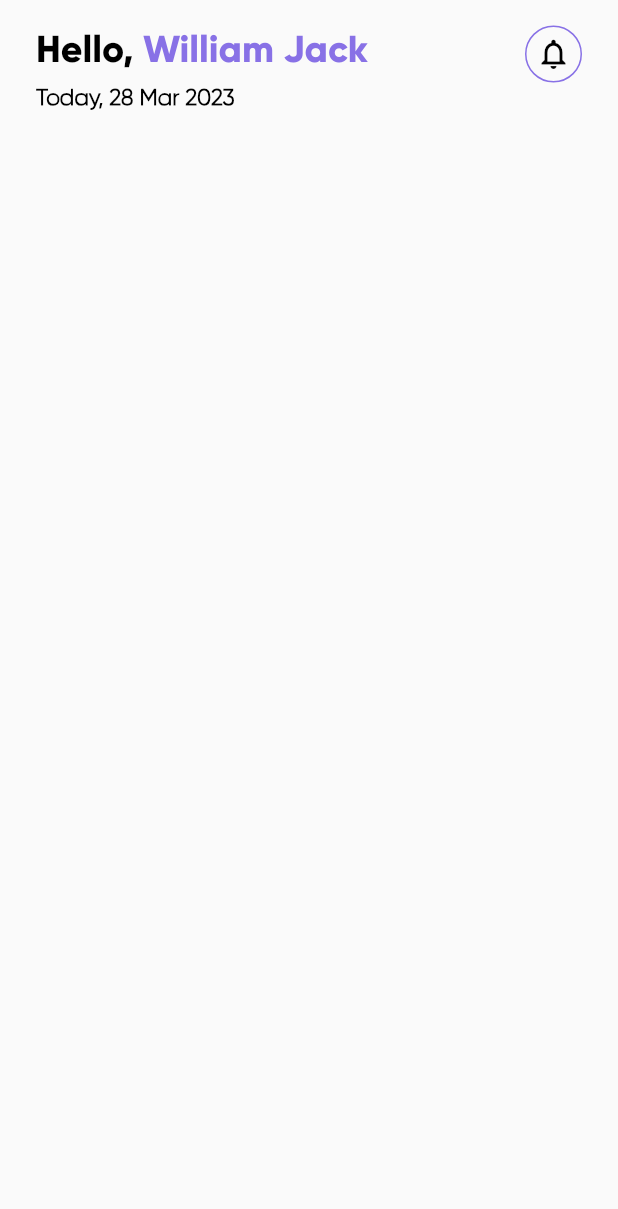
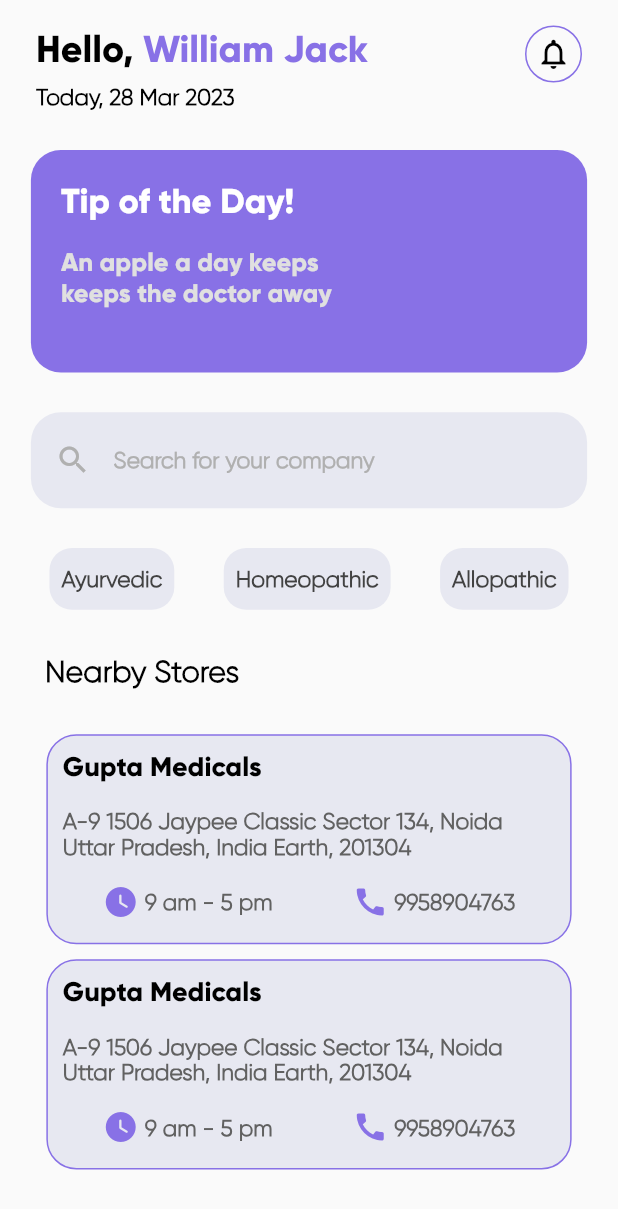
Before and after one commit to Tushar-Mishra999/MediBuddy, a Flutter app: the screen it shows after launch, on a phone screen of 412 x 824 dp. Shown: the top 1209 px of the screen. Run offline on Flutter 3.47's test engine with Material 2 defaults, Android fonts, the phone set to English and light mode, and no system bars; our stand-ins replace google_fonts.

Commit message:
client homescreen ui

```diff
--- a/app/lib/constants.dart
+++ b/app/lib/constants.dart
@@ -1,3 +1,4 @@
 import 'package:flutter/material.dart';
 
-const color1=Color(0xff8871E6);
+const color1 = Color(0xff8871E6);
+const color2 = Color(0xFFE7E8F1);
--- a/app/lib/views/home/client.dart
+++ b/app/lib/views/home/client.dart
@@ -1,5 +1,8 @@
 import 'package:flutter/material.dart';
 import 'package:intl/intl.dart';
+import 'package:medibuddy/views/home/medicinetype.dart';
+import 'package:medibuddy/views/home/nearbystore.dart';
+import 'package:medibuddy/views/home/searchbar.dart';
 import '../../constants.dart';
 
 class ClientHomeScreen extends StatelessWidget {
@@ -7,6 +10,7 @@ class ClientHomeScreen extends StatelessWidget {
 
   @override
   Widget build(BuildContext context) {
+    final size = MediaQuery.of(context).size;
     return Scaffold(
       appBar: AppBar(
         toolbarHeight: 100,
@@ -73,6 +77,88 @@ class ClientHomeScreen extends StatelessWidget {
           ]),
         ),
       ),
+      body: Center(
+        child: Column(children: [
+          Container(
+            height: size.height * 0.18,
+            width: size.width * 0.9,
+            decoration: BoxDecoration(
+                color: color1,
+                borderRadius: BorderRadius.all(Radius.circular(20))),
+            child: Padding(
+              padding: const EdgeInsets.all(20.0),
+              child: Column(
+                crossAxisAlignment: CrossAxisAlignment.start,
+                children: [
+                  Text(
+                    'Tip of the Day!',
+                    style: const TextStyle(
+                      color: Colors.white,
+                      fontSize: 23,
+                      fontFamily: 'GilroyBold',
+                      fontWeight: FontWeight.bold,
+                    ),
+                  ),
+                  SizedBox(
+                    height: size.height * 0.02,
+                  ),
+                  Text(
+                    'An apple a day keeps',
+                    style: TextStyle(
+                      color: Colors.grey.shade300,
+                      fontSize: 17,
+                      fontFamily: 'GilroyBold',
+                      fontWeight: FontWeight.bold,
+                    ),
+                  ),
+                  Text(
+                    'keeps the doctor away',
+                    style: TextStyle(
+                      color: Colors.grey.shade300,
+                      fontSize: 17,
+                      fontFamily: 'GilroyBold',
+                      fontWeight: FontWeight.bold,
+                    ),
+                  ),
+                ],
+              ),
+            ),
+          ),
+          SizedBox(
+            height: size.height * 0.02,
+          ),
+          Padding(
+            padding: const EdgeInsets.all(10.0),
+            child: RoundedSearchBar(
+              hintText: 'Search for your company',
+              onSubmitted: (value) {},
+            ),
+          ),
+          SizedBox(
+            height: size.height * 0.02,
+          ),
+          MedicineType(size: size),
+          Padding(
+            padding: const EdgeInsets.all(30.0),
+            child: Row(
+              children: [
+                Text(
+                  'Nearby Stores',
+                  style: TextStyle(
+                    color: Colors.black,
+                    fontSize: 20,
+                    fontFamily: 'GilroyLight',
+                    fontWeight: FontWeight.bold,
+                  ),
+                ),
+                Spacer()
+              ],
+            ),
+          ),
+          NearbyStore(size: size),
+          NearbyStore(size: size)
+        ]),
+      ),
     );
   }
 }
--- /dev/null
+++ b/app/lib/views/home/medicinetype.dart
@@ -0,0 +1,77 @@
+import 'package:flutter/material.dart';
+import 'package:medibuddy/constants.dart';
+
+class MedicineType extends StatelessWidget {
+  const MedicineType({
+    Key? key,
+    required this.size,
+  }) : super(key: key);
+
+  final Size size;
+
+  @override
+  Widget build(BuildContext context) {
+    return Row(
+      mainAxisAlignment: MainAxisAlignment.spaceEvenly,
+      children: [
+        Container(
+          height: size.height * 0.05,
+          decoration: BoxDecoration(
+              color: color2, borderRadius: BorderRadius.circular(15)),
+          child: Center(
+            child: Padding(
+              padding: const EdgeInsets.all(8.0),
+              child: Text(
+                'Ayurvedic',
+                style: TextStyle(
+                  color: Colors.grey.shade800,
+                  fontSize: 15,
+                  fontFamily: 'GilroyLight',
+                  fontWeight: FontWeight.bold,
+                ),
+              ),
+            ),
+          ),
+        ),
+        Container(
+          height: size.height * 0.05,
+          decoration: BoxDecoration(
+              color: color2, borderRadius: BorderRadius.circular(15)),
+          child: Center(
+            child: Padding(
+              padding: const EdgeInsets.all(8.0),
+              child: Text(
+                'Homeopathic',
+                style: TextStyle(
+                  color: Colors.grey.shade800,
+                  fontSize: 15,
+                  fontFamily: 'GilroyLight',
+                  fontWeight: FontWeight.bold,
+                ),
+              ),
+            ),
+          ),
+        ),
+        Container(
+          height: size.height * 0.05,
+          decoration: BoxDecoration(
+              color: color2, borderRadius: BorderRadius.circular(15)),
+          child: Center(
+            child: Padding(
+              padding: const EdgeInsets.all(8.0),
+              child: Text(
+                'Allopathic',
+                style: TextStyle(
+                  color: Colors.grey.shade800,
+                  fontSize: 15,
+                  fontFamily: 'GilroyLight',
+                  fontWeight: FontWeight.bold,
+                ),
+              ),
+            ),
+          ),
+        )
+      ],
+    );
+  }
+}
--- /dev/null
+++ b/app/lib/views/home/nearbystore.dart
@@ -0,0 +1,92 @@
+import 'package:flutter/material.dart';
+
+import '../../constants.dart';
+
+class NearbyStore extends StatelessWidget {
+  const NearbyStore({
+    Key? key,
+    required this.size,
+  }) : super(key: key);
+
+  final Size size;
+
+  @override
+  Widget build(BuildContext context) {
+    return Container(
+      margin: EdgeInsets.only(bottom: 10),
+      width: size.width * 0.85,
+      height: size.height * 0.17,
+      decoration: BoxDecoration(
+          border: Border.all(color: color1, width: 1),
+          color: color2,
+          borderRadius: BorderRadius.circular(20)),
+      child: Padding(
+        padding: const EdgeInsets.all(10.0),
+        child: Column(
+          crossAxisAlignment: CrossAxisAlignment.start,
+          children: [
+            Text(
+              'Gupta Medicals',
+              style: TextStyle(
+                color: Color.fromRGBO(0, 0, 0, 1),
+                fontSize: 18,
+                fontFamily: 'GilroyBold',
+              ),
+            ),
+            SizedBox(
+              height: size.height * 0.02,
+            ),
+            Text(
+              'A-9 1506 Jaypee Classic Sector 134, Noida Uttar Pradesh, India Earth, 201304',
+              style: TextStyle(
+                  color: Colors.grey.shade700,
+                  fontSize: 15,
+                  fontFamily: 'GilroyLight',
+                  fontWeight: FontWeight.w800),
+            ),
+            SizedBox(
+              height: size.height * 0.02,
+            ),
+            Row(
+              mainAxisAlignment: MainAxisAlignment.spaceAround,
+              children: [
+                Row(
+                  children: [
+                    Icon(
+                      Icons.watch_later_rounded,
+                      color: color1,
+                    ),
+                    Text(
+                      ' 9 am - 5 pm',
+                      style: TextStyle(
+                          color: Colors.grey.shade700,
+                          fontSize: 15,
+                          fontFamily: 'GilroyLight',
+                          fontWeight: FontWeight.w800),
+                    ),
+                  ],
+                ),
+                Row(
+                  children: [
+                    Icon(
+                      Icons.call,
+                      color: color1,
+                    ),
+                    Text(
+                      ' 9958904763',
+                      style: TextStyle(
+                          color: Colors.grey.shade700,
+                          fontSize: 15,
+                          fontFamily: 'GilroyLight',
+                          fontWeight: FontWeight.w800),
+                    ),
+                  ],
+                )
+              ],
+            )
+          ],
+        ),
+      ),
+    );
+  }
+}
--- /dev/null
+++ b/app/lib/views/home/searchbar.dart
@@ -0,0 +1,48 @@
+import 'package:flutter/material.dart';
+import '../../constants.dart';
+
+class RoundedSearchBar extends StatelessWidget {
+  final String hintText;
+  final ValueChanged<String> onSubmitted;
+
+  const RoundedSearchBar({
+    Key? key,
+    required this.hintText,
+    required this.onSubmitted,
+  }) : super(key: key);
+
+  @override
+  Widget build(BuildContext context) {
+    final size = MediaQuery.of(context).size;
+    return Container(
+      width: size.width * 0.9,
+      decoration: BoxDecoration(
+        borderRadius: BorderRadius.circular(20),
+        color: color2,
+      ),
+      padding: const EdgeInsets.symmetric(horizontal: 16, vertical: 8),
+      child: Row(
+        children: [
+          const Icon(Icons.search, color: Color.fromARGB(255, 176, 176, 176)),
+          const SizedBox(width: 15),
+          Expanded(
+            child: TextField(
+              style: TextStyle(
+                color: Colors.grey.shade800,
+                fontSize: 15,
+                fontFamily: 'GilroyLight',
+                fontWeight: FontWeight.bold,
+              ),
+              onSubmitted: onSubmitted,
+              decoration: InputDecoration(
+                  hintText: hintText,
+                  border: InputBorder.none,
+                  hintStyle: const TextStyle(
+                      color: Color.fromARGB(255, 176, 176, 176))),
+            ),
+          ),
+        ],
+      ),
+    );
+  }
+}
```
Also changed, not shown: 150 other files.
